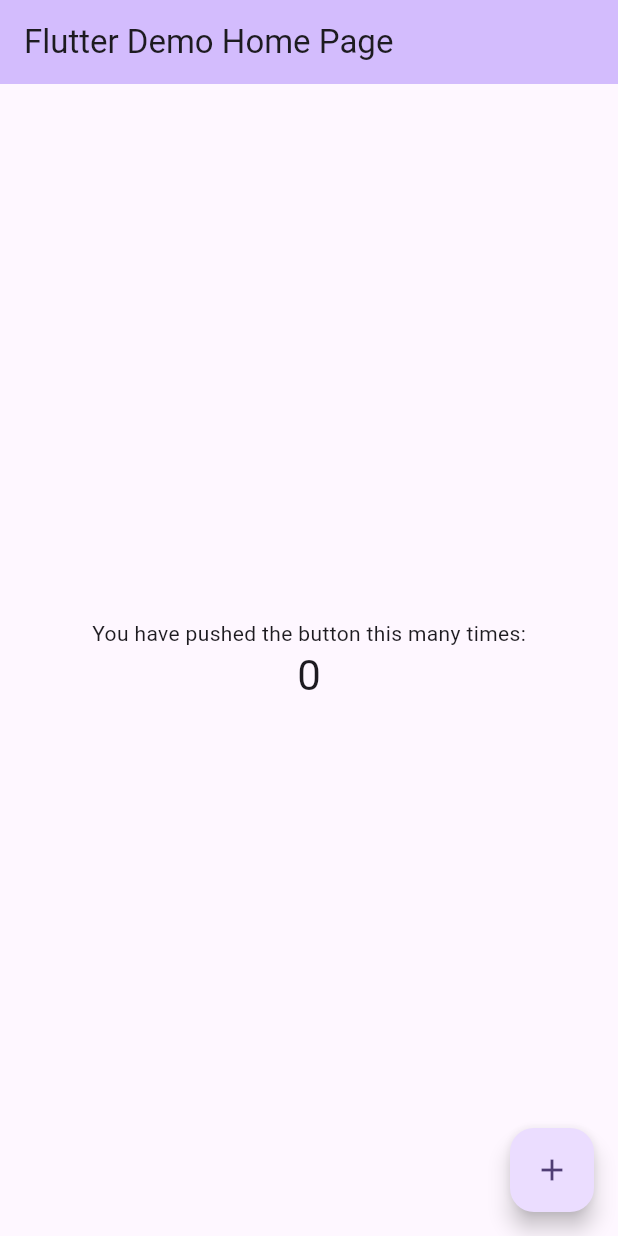
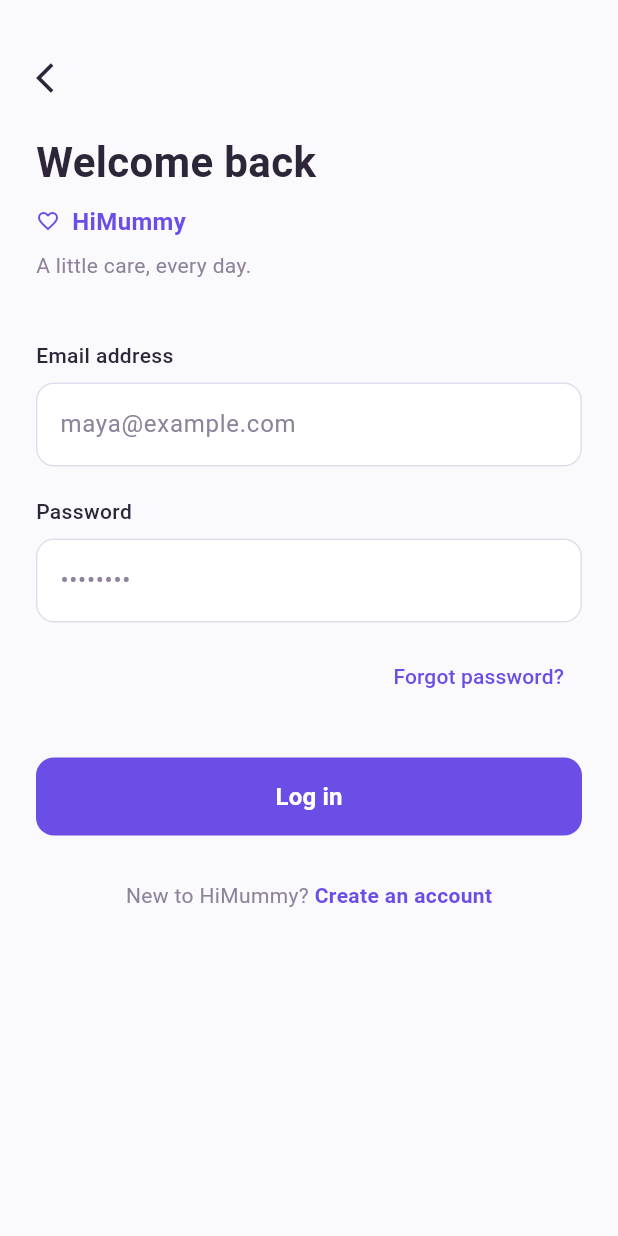
Before and after one commit to cepdnaclk/e22-3yp-himummy, a Flutter app: the screen it shows after launch, on a phone screen of 412 x 824 dp. Run offline on Flutter 3.47's test engine with Material 3 defaults, Android fonts, the phone set to English and light mode, and no system bars; Roboto replaces fonts that are missing (Nunito Sans).

Commit message:
feat: implement login screen UI and connect as home screen

```diff
--- a/code/himummy_mobile/lib/main.dart
+++ b/code/himummy_mobile/lib/main.dart
@@ -1,122 +1,24 @@
 import 'package:flutter/material.dart';
+import 'presentation/screens/auth/login_screen.dart';
 
 void main() {
-  runApp(const MyApp());
+  runApp(const HiMummyApp());
 }
 
-class MyApp extends StatelessWidget {
-  const MyApp({super.key});
+class HiMummyApp extends StatelessWidget {
+  const HiMummyApp({super.key});
 
-  // This widget is the root of your application.
   @override
   Widget build(BuildContext context) {
     return MaterialApp(
-      title: 'Flutter Demo',
+      title: 'HiMummy',
+      debugShowCheckedModeBanner: false, // Removes the debug banner in top-right corner
       theme: ThemeData(
-        // This is the theme of your application.
-        //
-        // TRY THIS: Try running your application with "flutter run". You'll see
-        // the application has a purple toolbar. Then, without quitting the app,
-        // try changing the seedColor in the colorScheme below to Colors.green
-        // and then invoke "hot reload" (save your changes or press the "hot
-        // reload" button in a Flutter-supported IDE, or press "r" if you used
-        // the command line to start the app).
-        //
-        // Notice that the counter didn't reset back to zero; the application
-        // state is not lost during the reload. To reset the state, use hot
-        // restart instead.
-        //
-        // This works for code too, not just values: Most code changes can be
-        // tested with just a hot reload.
-        colorScheme: .fromSeed(seedColor: Colors.deepPurple),
+        useMaterial3: true,
+        fontFamily: 'Nunito Sans', // Will apply once font is added, fallback is default
       ),
-      home: const MyHomePage(title: 'Flutter Demo Home Page'),
+      // Set LoginScreen as the starting screen of the app
+      home: const LoginScreen(),
     );
   }
 }
-
-class MyHomePage extends StatefulWidget {
-  const MyHomePage({super.key, required this.title});
-
-  // This widget is the home page of your application. It is stateful, meaning
-  // that it has a State object (defined below) that contains fields that affect
-  // how it looks.
-
-  // This class is the configuration for the state. It holds the values (in this
-  // case the title) provided by the parent (in this case the App widget) and
-  // used by the build method of the State. Fields in a Widget subclass are
-  // always marked "final".
-
-  final String title;
-
-  @override
-  State<MyHomePage> createState() => _MyHomePageState();
-}
-
-class _MyHomePageState extends State<MyHomePage> {
-  int _counter = 0;
-
-  void _incrementCounter() {
-    setState(() {
-      // This call to setState tells the Flutter framework that something has
-      // changed in this State, which causes it to rerun the build method below
-      // so that the display can reflect the updated values. If we changed
-      // _counter without calling setState(), then the build method would not be
-      // called again, and so nothing would appear to happen.
-      _counter++;
-    });
-  }
-
-  @override
-  Widget build(BuildContext context) {
-    // This method is rerun every time setState is called, for instance as done
-    // by the _incrementCounter method above.
-    //
-    // The Flutter framework has been optimized to make rerunning build methods
-    // fast, so that you can just rebuild anything that needs updating rather
-    // than having to individually change instances of widgets.
-    return Scaffold(
-      appBar: AppBar(
-        // TRY THIS: Try changing the color here to a specific color (to
-        // Colors.amber, perhaps?) and trigger a hot reload to see the AppBar
-        // change color while the other colors stay the same.
-        backgroundColor: Theme.of(context).colorScheme.inversePrimary,
-        // Here we take the value from the MyHomePage object that was created by
-        // the App.build method, and use it to set our appbar title.
-        title: Text(widget.title),
-      ),
-      body: Center(
-        // Center is a layout widget. It takes a single child and positions it
-        // in the middle of the parent.
-        child: Column(
-          // Column is also a layout widget. It takes a list of children and
-          // arranges them vertically. By default, it sizes itself to fit its
-          // children horizontally, and tries to be as tall as its parent.
-          //
-          // Column has various properties to control how it sizes itself and
-          // how it positions its children. Here we use mainAxisAlignment to
-          // center the children vertically; the main axis here is the vertical
-          // axis because Columns are vertical (the cross axis would be
-          // horizontal).
-          //
-          // TRY THIS: Invoke "debug painting" (choose the "Toggle Debug Paint"
-          // action in the IDE, or press "p" in the console), to see the
-          // wireframe for each widget.
-          mainAxisAlignment: .center,
-          children: [
-            const Text('You have pushed the button this many times:'),
-            Text(
-              '$_counter',
-              style: Theme.of(context).textTheme.headlineMedium,
-            ),
-          ],
-        ),
-      ),
-      floatingActionButton: FloatingActionButton(
-        onPressed: _incrementCounter,
-        tooltip: 'Increment',
-        child: const Icon(Icons.add),
-      ),
-    );
-  }
-}
--- a/code/himummy_mobile/lib/presentation/screens/auth/login_screen.dart
+++ b/code/himummy_mobile/lib/presentation/screens/auth/login_screen.dart
@@ -0,0 +1,240 @@
+import 'package:flutter/material.dart';
+import '../../../core/constants/app_colors.dart';
+
+class LoginScreen extends StatefulWidget {
+  const LoginScreen({Key? key}) : super(key: key);
+
+  @override
+  State<LoginScreen> createState() => _LoginScreenState();
+}
+
+class _LoginScreenState extends State<LoginScreen> {
+  // Controllers to capture user input for email and password
+  final TextEditingController _emailController = TextEditingController();
+  final TextEditingController _passwordController = TextEditingController();
+
+  @override
+  void dispose() {
+    // Clean up the controllers when the widget is disposed
+    _emailController.dispose();
+    _passwordController.dispose();
+    super.dispose();
+  }
+
+  @override
+  Widget build(BuildContext context) {
+    return Scaffold(
+      backgroundColor: AppColors.backgroundWhite,
+      body: SafeArea(
+        child: Padding(
+          padding: const EdgeInsets.symmetric(horizontal: 24.0),
+          child: SingleChildScrollView(
+            child: Column(
+              crossAxisAlignment: CrossAxisAlignment.start,
+              children: [
+                const SizedBox(height: 40),
+
+                // Back button or navigation indicator
+                GestureDetector(
+                  onTap: () {
+                    // Handle back navigation if needed
+                  },
+                  child: const Icon(
+                    Icons.arrow_back_ios,
+                    color: AppColors.textDark,
+                  ),
+                ),
+
+                const SizedBox(height: 24),
+
+                // Welcome title matching Figma design
+                const Text(
+                  'Welcome back',
+                  style: TextStyle(
+                    fontSize: 28,
+                    fontWeight: FontWeight.bold,
+                    color: AppColors.textDark,
+                  ),
+                ),
+
+                const SizedBox(height: 8),
+
+                // Subtitle / branding tagline
+                Row(
+                  children: const [
+                    Icon(
+                      Icons.favorite_border,
+                      size: 16,
+                      color: AppColors.primaryPurple,
+                    ),
+                    SizedBox(width: 8),
+                    Text(
+                      'HiMummy',
+                      style: TextStyle(
+                        fontSize: 16,
+                        fontWeight: FontWeight.w600,
+                        color: AppColors.primaryPurple,
+                      ),
+                    ),
+                  ],
+                ),
+
+                const SizedBox(height: 8),
+
+                const Text(
+                  'A little care, every day.',
+                  style: TextStyle(
+                    fontSize: 14,
+                    color: AppColors.textMuted,
+                  ),
+                ),
+
+                const SizedBox(height: 40),
+
+                // Email input section
+                const Text(
+                  'Email address',
+                  style: TextStyle(
+                    fontSize: 14,
+                    fontWeight: FontWeight.w500,
+                    color: AppColors.textDark,
+                  ),
+                ),
+                const SizedBox(height: 8),
+                TextField(
+                  controller: _emailController,
+                  keyboardType: TextInputType.emailAddress,
+                  decoration: InputDecoration(
+                    hintText: 'maya@example.com',
+                    hintStyle: const TextStyle(color: AppColors.textMuted),
+                    filled: true,
+                    fillColor: AppColors.cardWhite,
+                    border: OutlineInputBorder(
+                      borderRadius: BorderRadius.circular(12),
+                      borderSide: const BorderSide(color: AppColors.borderGrey),
+                    ),
+                    enabledBorder: OutlineInputBorder(
+                      borderRadius: BorderRadius.circular(12),
+                      borderSide: const BorderSide(color: AppColors.borderGrey),
+                    ),
+                    focusedBorder: OutlineInputBorder(
+                      borderRadius: BorderRadius.circular(12),
+                      borderSide: const BorderSide(color: AppColors.primaryPurple, width: 1.5),
+                    ),
+                  ),
+                ),
+
+                const SizedBox(height: 20),
+
+                // Password input section
+                const Text(
+                  'Password',
+                  style: TextStyle(
+                    fontSize: 14,
+                    fontWeight: FontWeight.w500,
+                    color: AppColors.textDark,
+                  ),
+                ),
+                const SizedBox(height: 8),
+                TextField(
+                  controller: _passwordController,
+                  obscureText: true,
+                  decoration: InputDecoration(
+                    hintText: '••••••••',
+                    hintStyle: const TextStyle(color: AppColors.textMuted),
+                    filled: true,
+                    fillColor: AppColors.cardWhite,
+                    border: OutlineInputBorder(
+                      borderRadius: BorderRadius.circular(12),
+                      borderSide: const BorderSide(color: AppColors.borderGrey),
+                    ),
+                    enabledBorder: OutlineInputBorder(
+                      borderRadius: BorderRadius.circular(12),
+                      borderSide: const BorderSide(color: AppColors.borderGrey),
+                    ),
+                    focusedBorder: OutlineInputBorder(
+                      borderRadius: BorderRadius.circular(12),
+                      borderSide: const BorderSide(color: AppColors.primaryPurple, width: 1.5),
+                    ),
+                  ),
+                ),
+
+                const SizedBox(height: 12),
+
+                // Forgot password link
+                Align(
+                  alignment: Alignment.centerRight,
+                  child: TextButton(
+                    onPressed: () {
+                      // Handle forgot password logic
+                    },
+                    child: const Text(
+                      'Forgot password?',
+                      style: TextStyle(
+                        color: AppColors.primaryPurple,
+                        fontWeight: FontWeight.w500,
+                      ),
+                    ),
+                  ),
+                ),
+
+                const SizedBox(height: 30),
+
+                // Main Login Button matching Figma style
+                SizedBox(
+                  width: double.infinity,
+                  height: 52,
+                  child: ElevatedButton(
+                    onPressed: () {
+                      // Handle login action
+                    },
+                    style: ElevatedButton.styleFrom(
+                      backgroundColor: AppColors.primaryPurple,
+                      shape: RoundedRectangleBorder(
+                        borderRadius: BorderRadius.circular(12),
+                      ),
+                      elevation: 0,
+                    ),
+                    child: const Text(
+                      'Log in',
+                      style: TextStyle(
+                        fontSize: 16,
+                        fontWeight: FontWeight.w600,
+                        color: Colors.white,
+                      ),
+                    ),
+                  ),
+                ),
+
+                const SizedBox(height: 30),
+
+                // Register navigation prompt
+                Row(
+                  mainAxisAlignment: MainAxisAlignment.center,
+                  children: [
+                    const Text(
+                      "New to HiMummy? ",
+                      style: TextStyle(color: AppColors.textMuted),
+                    ),
+                    GestureDetector(
+                      onTap: () {
+                        // Navigate to Registration screen
+                      },
+                      child: const Text(
+                        'Create an account',
+                        style: TextStyle(
+                          color: AppColors.primaryPurple,
+                          fontWeight: FontWeight.w600,
+                        ),
+                      ),
+                    ),
+                  ],
+                ),
+              ],
+            ),
+          ),
+        ),
+      ),
+    );
+  }
+}
```
Also changed, not shown: 1 other file.
